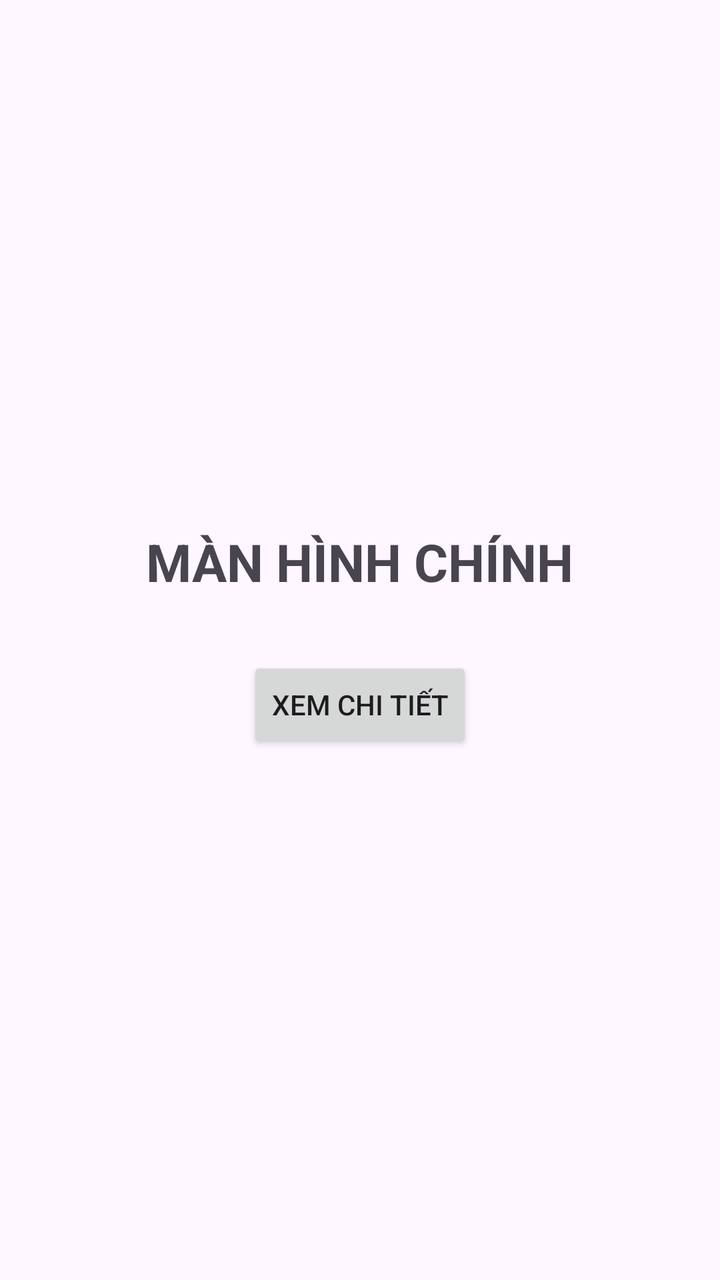
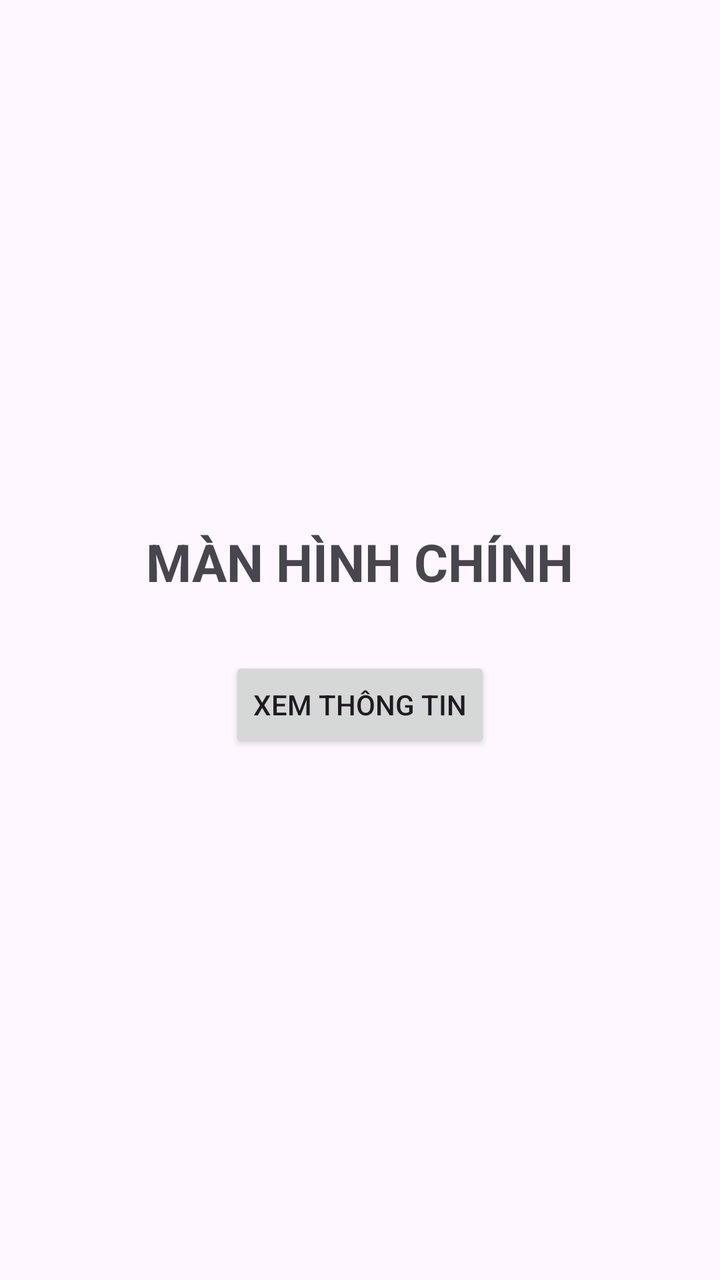

Two renders of the same Android screen: before a commit and after it. Below are the layout's source before the change and the commit's diff.
<!-- AndroidManifest.xml: application theme Theme.Btap229 -->
<!-- res/layout/activity_main.xml -->
<?xml version="1.0" encoding="utf-8"?>
<LinearLayout xmlns:android="http://schemas.android.com/apk/res/android"
    android:layout_width="match_parent"
    android:layout_height="match_parent"
    android:orientation="vertical"
    android:gravity="center"
    android:padding="24dp">

    <TextView
        android:layout_width="wrap_content"
        android:layout_height="wrap_content"
        android:text="MÀN HÌNH CHÍNH"
        android:textSize="26sp"
        android:textStyle="bold" />

    <Button
        android:id="@+id/btnDetail"
        android:layout_width="wrap_content"
        android:layout_height="wrap_content"
        android:layout_marginTop="30dp"
        android:text="Xem chi tiết" />

</LinearLayout>
<!-- resources referenced by this layout -->
<resources>
  <style name="Theme.Btap229" parent="Base.Theme.Btap229" />
  <style name="Base.Theme.Btap229" parent="Theme.Material3.DayNight.NoActionBar">
          
          
      </style>
</resources>

<!-- the commit's change to res/layout/activity_main.xml (unified diff, before → after) -->
@@ -18,6 +18,6 @@
         android:layout_width="wrap_content"
         android:layout_height="wrap_content"
         android:layout_marginTop="30dp"
-        android:text="Xem chi tiết" />
+        android:text="Xem thông tin" />
 
 </LinearLayout>
